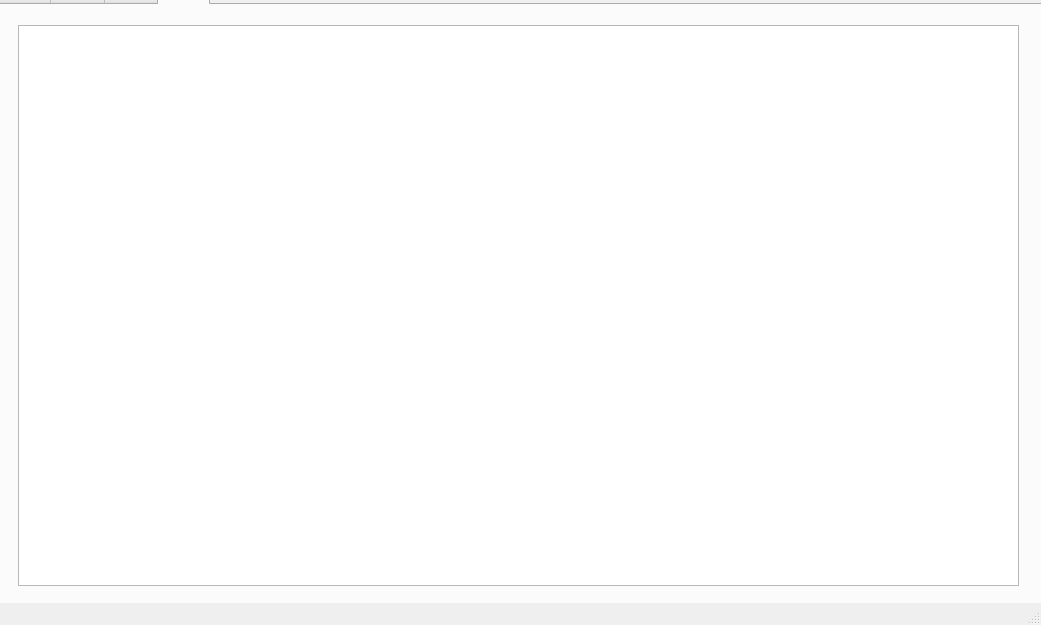
First picture: the form in UnTangledUI.ui, repository M-AliTanveer/UnTangled, before the edit.
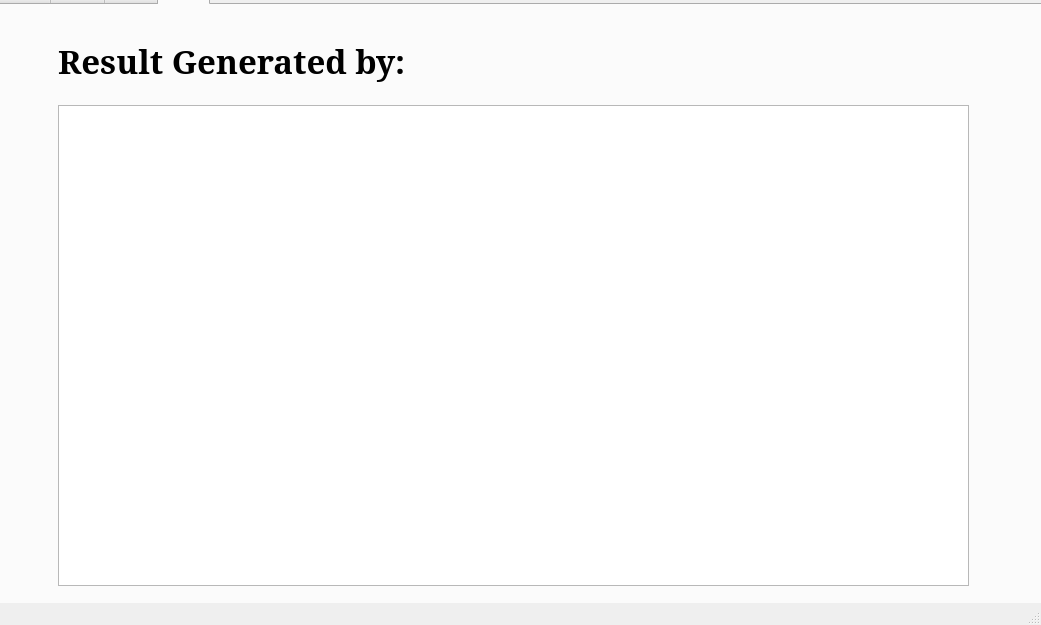
Second picture: the form after the edit. The open tabs and pages were chosen to show the change. Icons and pictures are not drawn.

What changed in the file:
```diff
--- a/UnTangledUI.ui
+++ b/UnTangledUI.ui
@@ -312,15 +312,36 @@
      <attribute name="title">
       <string>Page</string>
      </attribute>
-     <widget class="QTableView" name="tableView">
+     <widget class="QTableWidget" name="outputtable">
       <property name="geometry">
        <rect>
-        <x>20</x>
+        <x>60</x>
+        <y>100</y>
+        <width>911</width>
+        <height>481</height>
+       </rect>
+      </property>
+     </widget>
+     <widget class="QLabel" name="Outputtablelabel">
+      <property name="geometry">
+       <rect>
+        <x>60</x>
         <y>20</y>
-        <width>1001</width>
-        <height>561</height>
+        <width>791</width>
+        <height>71</height>
        </rect>
       </property>
+      <property name="font">
+       <font>
+        <family>MS Serif</family>
+        <pointsize>25</pointsize>
+        <weight>75</weight>
+        <bold>true</bold>
+       </font>
+      </property>
+      <property name="text">
+       <string>Result Generated by: </string>
+      </property>
      </widget>
     </widget>
    </widget>
```
